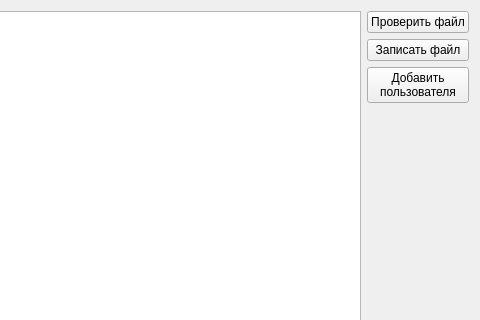
This is UI/widget.ui in ngenuine/simple-subject-table as Qt 5 draws it before an edit; both pictures show x 520 to 1000 and y 0 to 320 of the 1000 by 500 pixel window. The edited form follows.
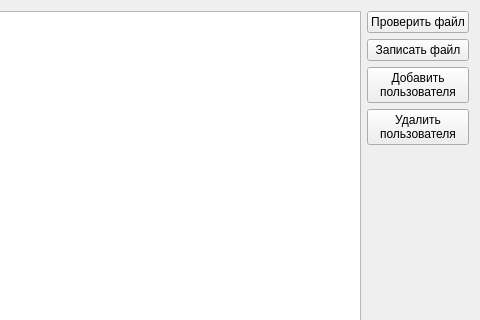
This is the edited form.

Commit message: Добавить функциональность удаления пользователя

The edit to the form file:
```diff
--- a/UI/widget.ui
+++ b/UI/widget.ui
@@ -72,6 +72,14 @@
        </property>
       </widget>
      </item>
+     <item>
+      <widget class="QPushButton" name="deleteUser">
+       <property name="text">
+        <string>Удалить
+пользователя</string>
+       </property>
+      </widget>
+     </item>
      <item>
       <spacer name="verticalSpacer">
        <property name="orientation">
```
Left out of the diff: 12 changed lines with no effect on the pictures. The commit also changes 6 other files.
